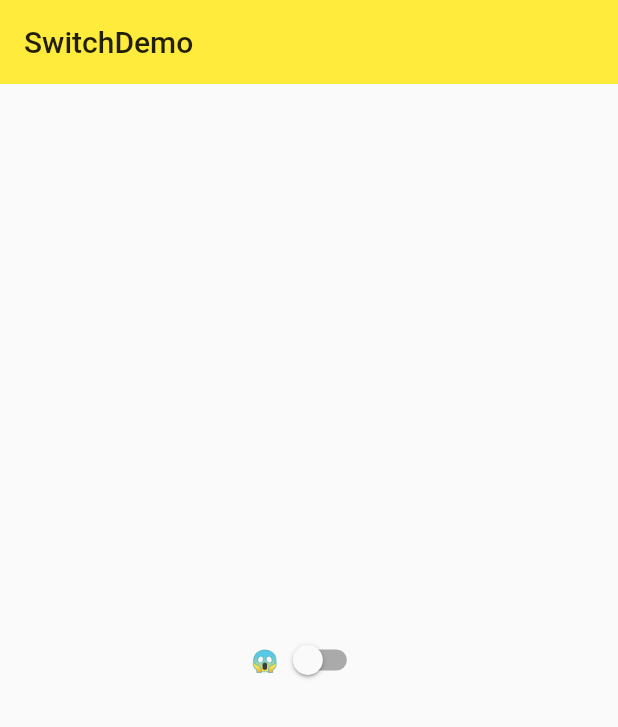
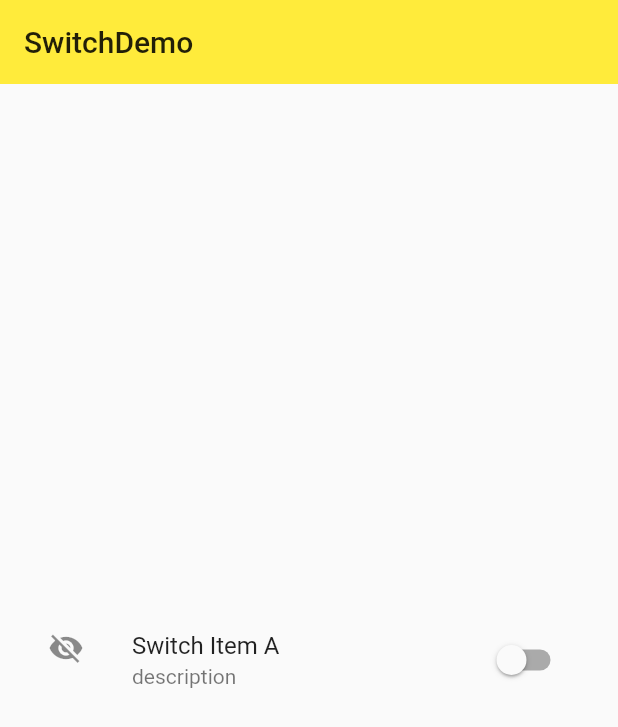
Before and after one commit to XYXiaoYuan/flutter_study, a Flutter app: the SwitchDemo screen opened directly, on a phone screen of 412 x 824 dp. Shown: the top 727 px of the screen. Run offline on Flutter 3.47's test engine with Material 2 defaults, Android fonts, the phone set to English and light mode, and no system bars; network calls fail.

Commit message:
SwitchListTile：带标签与图标的开关

```diff
--- a/flutter_study/lib/demo/switch_demo.dart
+++ b/flutter_study/lib/demo/switch_demo.dart
@@ -20,18 +20,30 @@ class _SwitchDemoState extends State<SwitchDemo> {
         child: Column(
           mainAxisAlignment: MainAxisAlignment.center,
           children: <Widget>[
+            SwitchListTile(
+              value: _switchItemA,
+              onChanged: (value) {
+                setState(() {
+                  _switchItemA = value;
+                });
+              },
+              title: Text('Switch Item A'),
+              subtitle: Text('description'),
+              secondary: Icon(_switchItemA ? Icons.visibility : Icons.visibility_off),
+              selected: _switchItemA,
+            ),
             Row(
               mainAxisAlignment: MainAxisAlignment.center,
               children: <Widget>[
-                Text(_switchItemA ? '😀' : '😱'),
-                Switch(
-                  value: _switchItemA,
-                  onChanged: (value) {
-                    setState(() {
-                      _switchItemA = value;
-                    });
-                  }
-                ),
+                // Text(_switchItemA ? '😀' : '😱'),
+                // Switch(
+                //   value: _switchItemA,
+                //   onChanged: (value) {
+                //     setState(() {
+                //       _switchItemA = value;
+                //     });
+                //   }
+                // ),
               ],
             )
           ],
```
